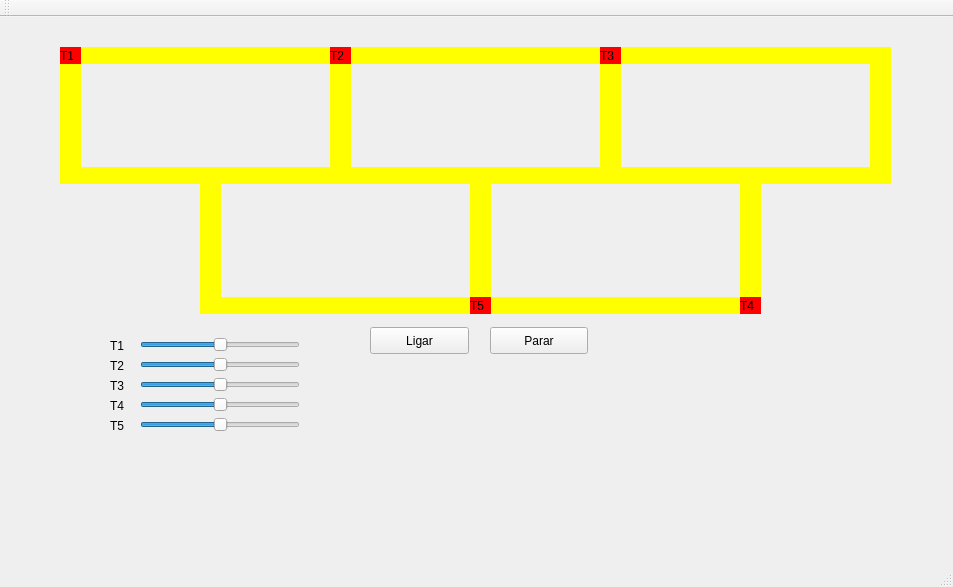
Before: the Qt Designer form mainwindow.ui in paulosandinof/qt-deadlock-simulation, drawn with Qt 5.
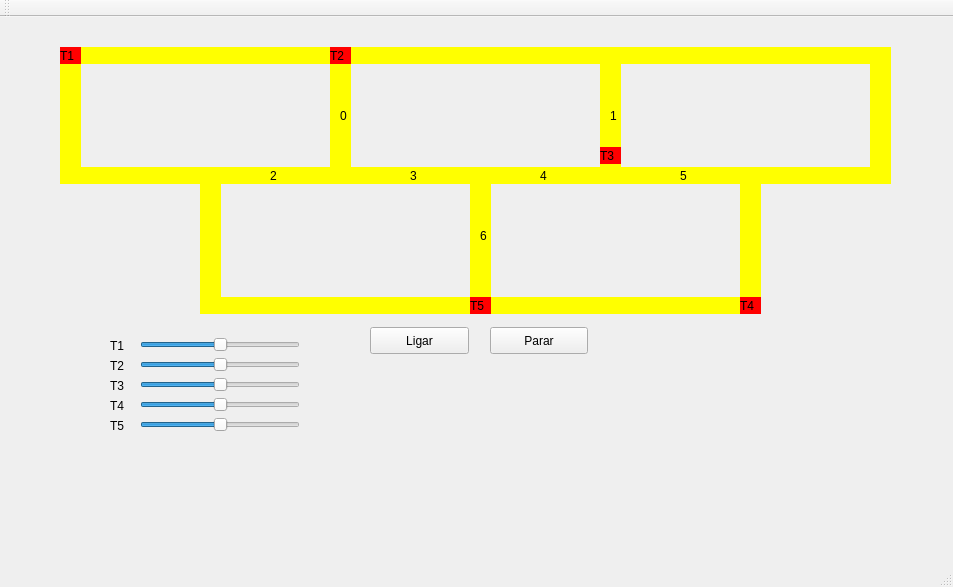
After: the same form once the commit is applied.

Patch:
```diff
--- a/mainwindow.ui
+++ b/mainwindow.ui
@@ -348,7 +348,7 @@
     <property name="geometry">
      <rect>
       <x>600</x>
-      <y>30</y>
+      <y>130</y>
       <width>21</width>
       <height>17</height>
      </rect>
@@ -640,6 +640,97 @@
      <enum>QSlider::NoTicks</enum>
     </property>
    </widget>
+   <widget class="QLabel" name="label_6">
+    <property name="geometry">
+     <rect>
+      <x>340</x>
+      <y>90</y>
+      <width>64</width>
+      <height>17</height>
+     </rect>
+    </property>
+    <property name="text">
+     <string>0</string>
+    </property>
+   </widget>
+   <widget class="QLabel" name="label_7">
+    <property name="geometry">
+     <rect>
+      <x>610</x>
+      <y>90</y>
+      <width>64</width>
+      <height>17</height>
+     </rect>
+    </property>
+    <property name="text">
+     <string>1</string>
+    </property>
+   </widget>
+   <widget class="QLabel" name="label_8">
+    <property name="geometry">
+     <rect>
+      <x>270</x>
+      <y>150</y>
+      <width>64</width>
+      <height>17</height>
+     </rect>
+    </property>
+    <property name="text">
+     <string>2</string>
+    </property>
+   </widget>
+   <widget class="QLabel" name="label_9">
+    <property name="geometry">
+     <rect>
+      <x>410</x>
+      <y>150</y>
+      <width>64</width>
+      <height>17</height>
+     </rect>
+    </property>
+    <property name="text">
+     <string>3</string>
+    </property>
+   </widget>
+   <widget class="QLabel" name="label_10">
+    <property name="geometry">
+     <rect>
+      <x>540</x>
+      <y>150</y>
+      <width>16</width>
+      <height>17</height>
+     </rect>
+    </property>
+    <property name="text">
+     <string>4</string>
+    </property>
+   </widget>
+   <widget class="QLabel" name="label_11">
+    <property name="geometry">
+     <rect>
+      <x>680</x>
+      <y>150</y>
+      <width>64</width>
+      <height>17</height>
+     </rect>
+    </property>
+    <property name="text">
+     <string>5</string>
+    </property>
+   </widget>
+   <widget class="QLabel" name="label_12">
+    <property name="geometry">
+     <rect>
+      <x>480</x>
+      <y>210</y>
+      <width>64</width>
+      <height>17</height>
+     </rect>
+    </property>
+    <property name="text">
+     <string>6</string>
+    </property>
+   </widget>
    <zorder>label_trilho1_3</zorder>
    <zorder>label_trilho3_4</zorder>
    <zorder>label_trilho3_3</zorder>
@@ -672,6 +763,13 @@
    <zorder>horizontalSlider_3</zorder>
    <zorder>horizontalSlider_4</zorder>
    <zorder>horizontalSlider_5</zorder>
+   <zorder>label_6</zorder>
+   <zorder>label_7</zorder>
+   <zorder>label_8</zorder>
+   <zorder>label_9</zorder>
+   <zorder>label_10</zorder>
+   <zorder>label_11</zorder>
+   <zorder>label_12</zorder>
   </widget>
   <widget class="QMenuBar" name="menuBar">
    <property name="geometry">
```
